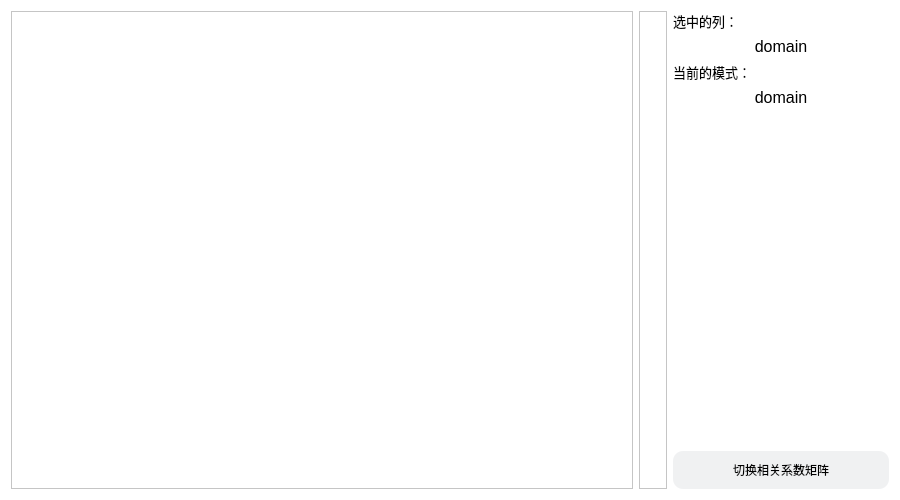
First picture: the form in visual-clinic/relatedialog.ui, repository gtxzsxxk/visual-clinic, before the edit.
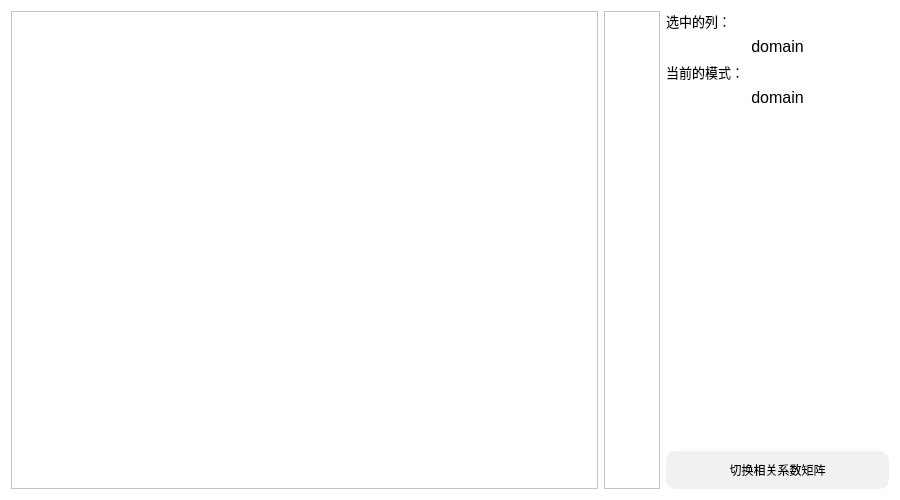
Second picture: the form after the edit. Custom widgets are drawn as their Qt base class.

Commit message: feat: hot graph

The edit to the form file:
```diff
--- a/visual-clinic/relatedialog.ui
+++ b/visual-clinic/relatedialog.ui
@@ -473,7 +473,7 @@
   <property name="windowTitle">
    <string>相关性分析</string>
   </property>
-  <layout class="QHBoxLayout" name="horizontalLayout" stretch="23,1,8">
+  <layout class="QHBoxLayout" name="horizontalLayout" stretch="21,2,8">
    <item>
     <widget class="QTableWidget" name="hotgraph">
      <property name="rowCount">
```
Left out of the diff: 12 changed lines with no effect on the pictures. The commit also changes 2 other files.
